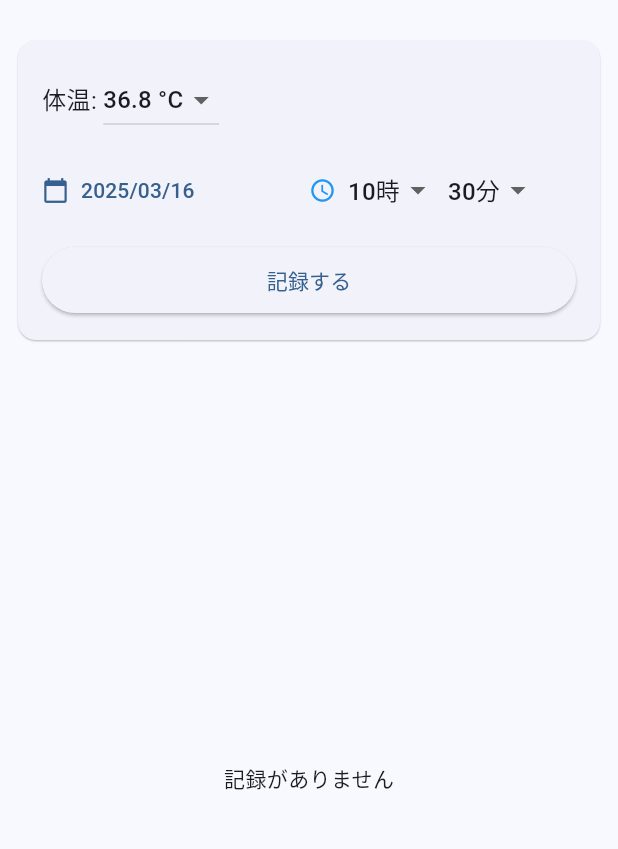
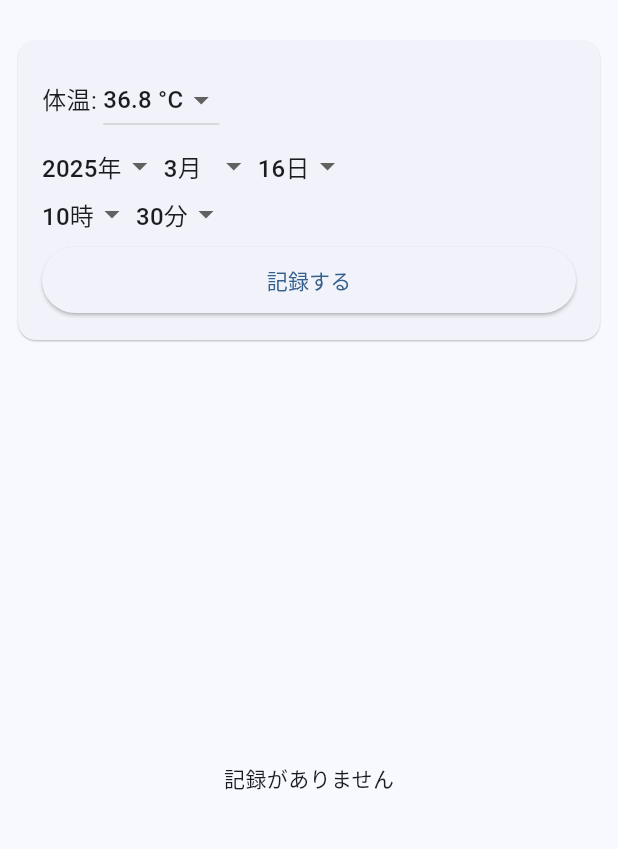
Before and after one commit to yamotuki/temperature_record, a Flutter app: the screen it shows after launch, on a phone screen of 412 x 824 dp, the part 62-911 px from its top. Run offline on Flutter 3.47's test engine with Material 3 defaults, Android fonts, the phone set to English and light mode, and no system bars; our stand-ins replace shared_preferences.

Commit message:
画面幅小さいのに合わせてデザインの調整

```diff
--- /dev/null
+++ b/lib/widgets/date_selector.dart
@@ -0,0 +1,102 @@
+import 'package:flutter/material.dart';
+
+class DateSelector extends StatelessWidget {
+  final int selectedYear;
+  final int selectedMonth;
+  final int selectedDay;
+  final Function(int) onYearChanged;
+  final Function(int) onMonthChanged;
+  final Function(int) onDayChanged;
+
+  const DateSelector({
+    super.key,
+    required this.selectedYear,
+    required this.selectedMonth,
+    required this.selectedDay,
+    required this.onYearChanged,
+    required this.onMonthChanged,
+    required this.onDayChanged,
+  });
+
+  // 指定された年と月の日数を取得
+  int _getDaysInMonth(int year, int month) {
+    return DateTime(year, month + 1, 0).day;
+  }
+
+  @override
+  Widget build(BuildContext context) {
+    // 年のリスト（現在の年から前後5年）
+    final int currentYear = DateTime.now().year;
+    final List<int> years = List.generate(11, (index) => currentYear - 5 + index);
+
+    // 月のリスト（1〜12月）
+    final List<int> months = List.generate(12, (index) => index + 1);
+
+    // 日のリスト（選択された年月に基づく）
+    final int daysInMonth = _getDaysInMonth(selectedYear, selectedMonth);
+    final List<int> days = List.generate(daysInMonth, (index) => index + 1);
+
+    return Row(
+      mainAxisAlignment: MainAxisAlignment.start,
+      children: [
+        // 年の選択
+        DropdownButton<int>(
+          value: selectedYear,
+          items: years.map<DropdownMenuItem<int>>((int value) {
+            return DropdownMenuItem<int>(
+              value: value,
+              child: Text('$value年'),
+            );
+          }).toList(),
+          onChanged: (int? newValue) {
+            if (newValue != null) {
+              onYearChanged(newValue);
+            }
+          },
+          isDense: true,
+          underline: Container(),
+        ),
+
+        const SizedBox(width: 4),
+
+        // 月の選択
+        DropdownButton<int>(
+          value: selectedMonth,
+          items: months.map<DropdownMenuItem<int>>((int value) {
+            return DropdownMenuItem<int>(
+              value: value,
+              child: Text('$value月'),
+            );
+          }).toList(),
+          onChanged: (int? newValue) {
+            if (newValue != null) {
+              onMonthChanged(newValue);
+            }
+          },
+          isDense: true,
+          underline: Container(),
+        ),
+
+        const SizedBox(width: 4),
+
+        // 日の選択
+        DropdownButton<int>(
+          value: selectedDay <= daysInMonth ? selectedDay : daysInMonth,
+          items: days.map<DropdownMenuItem<int>>((int value) {
+            return DropdownMenuItem<int>(
+              value: value,
+              child: Text('$value日'),
+            );
+          }).toList(),
+          onChanged: (int? newValue) {
+            if (newValue != null) {
+              onDayChanged(newValue);
+            }
+          },
+          isDense: true,
+          underline: Container(),
+        ),
+      ],
+    );
+  }
+}
--- a/lib/widgets/temperature_input.dart
+++ b/lib/widgets/temperature_input.dart
@@ -1,6 +1,6 @@
 import 'package:flutter/material.dart';
-import 'package:intl/intl.dart';
 import '../models/temperature_record.dart';
+import 'date_selector.dart';
 
 class TemperatureInput extends StatefulWidget {
   final Function(TemperatureRecord) onSubmit;
@@ -17,7 +17,11 @@ class TemperatureInput extends StatefulWidget {
 class _TemperatureInputState extends State<TemperatureInput> {
   double _selectedTemperature = 36.8;
   final List<double> _temperatureList = [];
-  DateTime _selectedDateTime = DateTime.now();
+
+  // 日付と時間の状態変数
+  int _selectedYear = DateTime.now().year;
+  int _selectedMonth = DateTime.now().month;
+  int _selectedDay = DateTime.now().day;
   int _selectedHour = DateTime.now().hour;
   int _selectedMinute = DateTime.now().minute;
 
@@ -33,55 +37,56 @@ class _TemperatureInputState extends State<TemperatureInput> {
     }
   }
 
-  Future<void> _selectDate(BuildContext context) async {
-    final DateTime? picked = await showDatePicker(
-      context: context,
-      initialDate: _selectedDateTime,
-      firstDate: DateTime(2020),
-      lastDate: DateTime(2030),
-    );
-    if (picked != null) {
+  // 年を更新
+  void _updateYear(int year) {
     setState(() {
-        _selectedDateTime = DateTime(
-          picked.year,
-          picked.month,
-          picked.day,
-          _selectedHour,
-          _selectedMinute,
-        );
+      _selectedYear = year;
     });
   }
+
+  // 月を更新
+  void _updateMonth(int month) {
+    setState(() {
+      _selectedMonth = month;
+      // 月が変わると日数も変わるので、選択中の日が新しい月の日数を超える場合は調整
+      final int daysInMonth = DateTime(_selectedYear, month + 1, 0).day;
+      if (_selectedDay > daysInMonth) {
+        _selectedDay = daysInMonth;
+      }
+    });
+  }
+
+  // 日を更新
+  void _updateDay(int day) {
+    setState(() {
+      _selectedDay = day;
+    });
   }
 
   void _updateHour(int hour) {
     setState(() {
       _selectedHour = hour;
-      _selectedDateTime = DateTime(
-        _selectedDateTime.year,
-        _selectedDateTime.month,
-        _selectedDateTime.day,
-        hour,
-        _selectedMinute,
-      );
     });
   }
 
   void _updateMinute(int minute) {
     setState(() {
       _selectedMinute = minute;
-      _selectedDateTime = DateTime(
-        _selectedDateTime.year,
-        _selectedDateTime.month,
-        _selectedDateTime.day,
-        _selectedHour,
-        minute,
-      );
     });
   }
 
   void _submit() {
+    // 選択された日時からDateTimeオブジェクトを作成
+    final DateTime selectedDateTime = DateTime(
+      _selectedYear,
+      _selectedMonth,
+      _selectedDay,
+      _selectedHour,
+      _selectedMinute,
+    );
+
     widget.onSubmit(TemperatureRecord(
-      dateTime: _selectedDateTime,
+      dateTime: selectedDateTime,
       temperature: _selectedTemperature,
     ));
 
@@ -90,8 +95,6 @@ class _TemperatureInputState extends State<TemperatureInput> {
 
   @override
   Widget build(BuildContext context) {
-    final dateFormat = DateFormat('yyyy/MM/dd');
-
     return Card(
       margin: const EdgeInsets.all(12.0),
       elevation: 0.5,
@@ -121,28 +124,22 @@ class _TemperatureInputState extends State<TemperatureInput> {
                 ),
               ],
             ),
-            const SizedBox(height: 12),
+            const SizedBox(height: 8),
+            // 日付選択
+            DateSelector(
+              selectedYear: _selectedYear,
+              selectedMonth: _selectedMonth,
+              selectedDay: _selectedDay,
+              onYearChanged: _updateYear,
+              onMonthChanged: _updateMonth,
+              onDayChanged: _updateDay,
+            ),
+            const SizedBox(height: 8),
+
+            // 時間選択
             Row(
+              mainAxisAlignment: MainAxisAlignment.start,
               children: [
-                Expanded(
-                  child: TextButton.icon(
-                    onPressed: () => _selectDate(context),
-                    icon: const Icon(Icons.calendar_today, size: 18),
-                    label: Text(
-                      dateFormat.format(_selectedDateTime),
-                      style: const TextStyle(fontSize: 14),
-                    ),
-                    style: TextButton.styleFrom(
-                      padding: const EdgeInsets.symmetric(vertical: 8),
-                      alignment: Alignment.centerLeft,
-                    ),
-                  ),
-                ),
-                Expanded(
-                  child: Row(
-                    children: [
-                      const Icon(Icons.access_time, size: 18, color: Colors.blue),
-                      const SizedBox(width: 8),
                 DropdownButton<int>(
                   value: _selectedHour,
                   items: List.generate(24, (index) => index)
@@ -157,8 +154,9 @@ class _TemperatureInputState extends State<TemperatureInput> {
                     }
                   },
                   underline: Container(),
+                  isDense: true,
                 ),
-                      const SizedBox(width: 8),
+                const SizedBox(width: 4),
                 DropdownButton<int>(
                   value: _selectedMinute,
                   items: List.generate(60, (index) => index)
@@ -173,13 +171,11 @@ class _TemperatureInputState extends State<TemperatureInput> {
                     }
                   },
                   underline: Container(),
+                  isDense: true,
                 ),
               ],
             ),
-                ),
-              ],
-            ),
-            const SizedBox(height: 12),
+            const SizedBox(height: 8),
             SizedBox(
               width: double.infinity,
               child: ElevatedButton(
```
Also changed, not shown: lib/widgets/custom_date_picker.dart (deleted, +0 -146 lines), lib/widgets/time_selector.dart (added, +69 -0 lines). Lines whose indentation alone changed are shown as unchanged.
